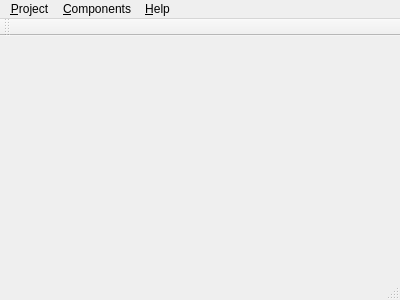
The window that mainwindow.ui (hoolheart/ZtSensTolr) describes before a commit, drawn with Qt 5.
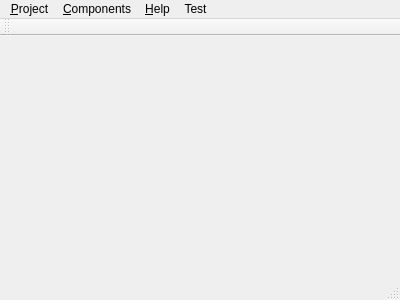
The same window after the commit.

Patch:
```diff
--- a/mainwindow.ui
+++ b/mainwindow.ui
@@ -54,9 +54,16 @@
     <addaction name="separator"/>
     <addaction name="action_Delete"/>
    </widget>
+   <widget class="QMenu" name="menuTest">
+    <property name="title">
+     <string>Test</string>
+    </property>
+    <addaction name="actionGOrth"/>
+   </widget>
    <addaction name="menuProject"/>
    <addaction name="menu_Components"/>
    <addaction name="menu_Help"/>
+   <addaction name="menuTest"/>
   </widget>
   <widget class="QToolBar" name="mainToolBar">
    <attribute name="toolBarArea">
```
Left out of the diff: 5 changed lines with no effect on the pictures.
